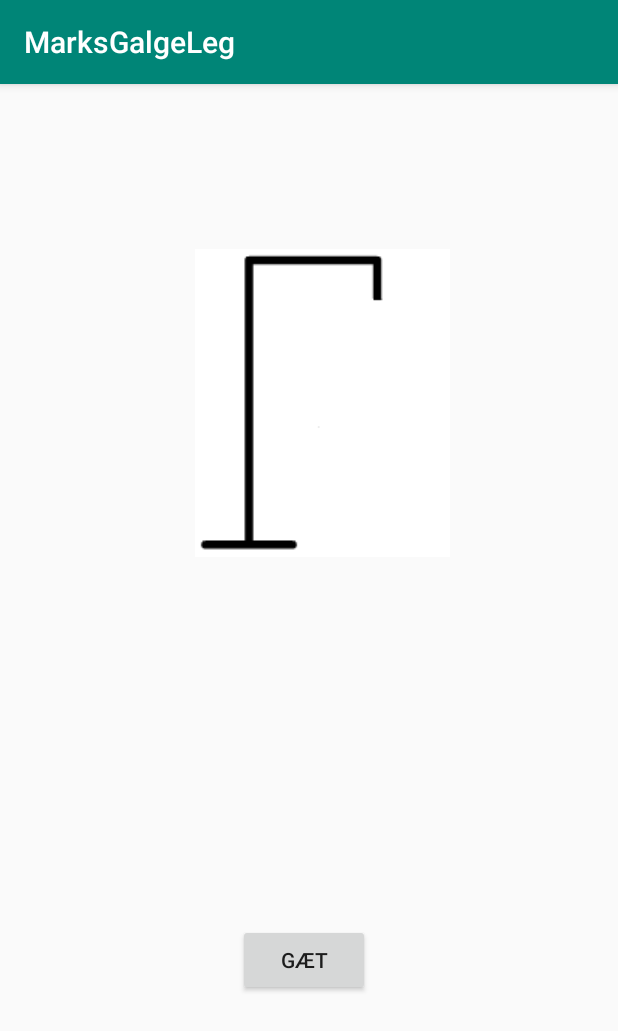
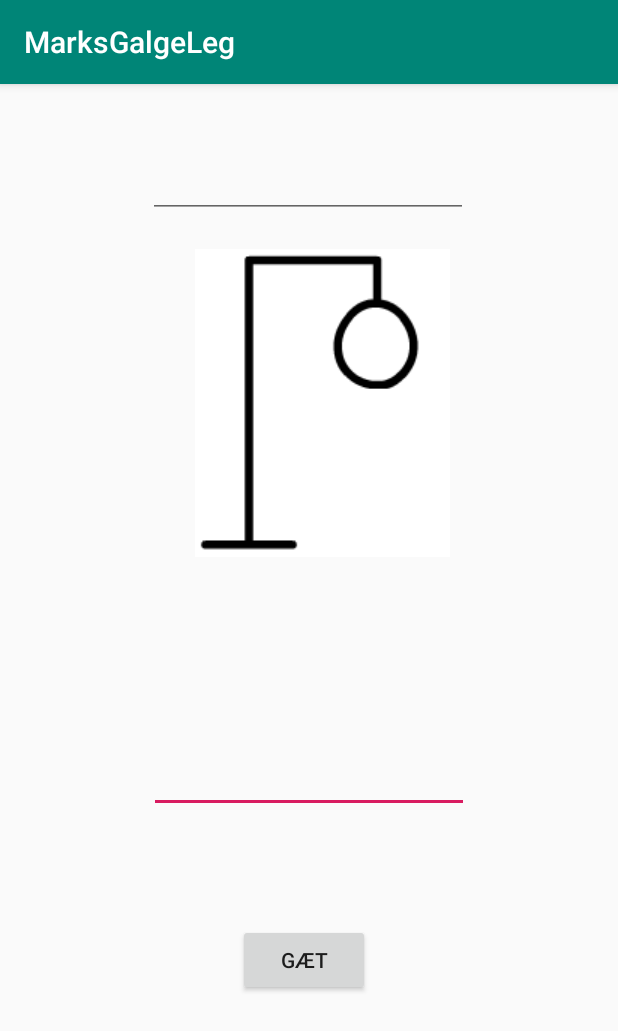
Before and after one commit to mcmalloy/MarksGalgeLeg, an Android app: the GameActivity screen opened directly, with no data from a screen before it, after a tap on "GÆT", on a phone screen of 412 x 824 dp. Shown: the top 1031 px of the screen. Run offline under Robolectric (Android 15) with nearby library versions, the phone set to English and light mode, and no system bars.

Commit message:
Added basic game logic functionality. Each letter guessed is displayed under the guess button.
Todo: Show the encrypted word and decrypt each correct letter guessed

```diff
--- a/app/src/main/java/com/example/marksgalgeleg/Galgelogik.java
+++ b/app/src/main/java/com/example/marksgalgeleg/Galgelogik.java
@@ -19,7 +19,7 @@ public class Galgelogik {
   private boolean sidsteBogstavVarKorrekt;
   private boolean spilletErVundet;
   private boolean spilletErTabt;
-
+  static boolean billedeSkift =true; // Bruges i appen til at vide om galgen skal opdateres
   public Galgelogik() {
     muligeOrd.add("bil");
     muligeOrd.add("computer");
@@ -92,6 +92,7 @@ public class Galgelogik {
   }
 
   public void gætBogstav(String bogstav) {
+
     if (bogstav.length() != 1) return;
     System.out.println("Der gættes på bogstavet: " + bogstav);
     if (brugteBogstaver.contains(bogstav)) return;
@@ -102,9 +103,11 @@ public class Galgelogik {
     if (ordet.contains(bogstav)) {
       sidsteBogstavVarKorrekt = true;
       System.out.println("Bogstavet var korrekt: " + bogstav);
+      billedeSkift =false;
     } else {
       // Vi gættede på et bogstav der ikke var i ordet.
       sidsteBogstavVarKorrekt = false;
+      billedeSkift =true;
       System.out.println("Bogstavet var IKKE korrekt: " + bogstav);
       antalForkerteBogstaver = antalForkerteBogstaver + 1;
       if (antalForkerteBogstaver > 6) {
@@ -112,6 +115,10 @@ public class Galgelogik {
       }
     }
     opdaterSynligtOrd();
+  }
+
+  public boolean skiftBillede(){
+    return billedeSkift;
   }
 
   public void logStatus() {
--- a/app/src/main/java/com/example/marksgalgeleg/GameActivity.java
+++ b/app/src/main/java/com/example/marksgalgeleg/GameActivity.java
@@ -1,14 +1,12 @@
 package com.example.marksgalgeleg;
-import android.content.Intent;
-import android.media.Image;
 import android.os.Bundle;
 import android.view.View;
 import android.widget.Button;
+import android.widget.EditText;
 import android.widget.ImageView;
+import android.widget.TextView;
 
 import androidx.appcompat.app.AppCompatActivity;
-
-import com.example.marksgalgeleg.Galgelogik;
 
 public class GameActivity extends AppCompatActivity {
 
@@ -24,29 +22,51 @@ public class GameActivity extends AppCompatActivity {
     protected void onCreate(Bundle savedInstanceState) {
 
         ImageView img;
-        int[] images = {R.drawable.galge,R.drawable.forkert1,R.drawable.forkert2,R.drawable.forkert3};
-        int currentImage;
+        final int[] images =
+                {
+                        R.drawable.galge,
+                        R.drawable.forkert1,
+                        R.drawable.forkert2,
+                        R.drawable.forkert3,
+                        R.drawable.forkert4,
+                        R.drawable.forkert5,
+                        R.drawable.forkert6
+                };
+        final int[] currentImage = {0};
 
         final Galgelogik spil = new Galgelogik();
+        System.out.println("Ordet i denne runde er: "+spil.getOrdet());
         spil.nulstil();
 
         super.onCreate(savedInstanceState);
         setContentView(R.layout.activity_second);
 
 
+        final EditText bogstavGættet = (EditText) findViewById(R.id.gætInputField);
+        final TextView brugteBogstaver = (TextView) findViewById(R.id.gættedeBogstaver);
+
+
         gætKnap = (Button) findViewById(R.id.GuessButton);
         // Capture button clicks
-        gætKnap.setOnClickListener(new View.OnClickListener() {
+        gætKnap.setOnClickListener(new View.OnClickListener() { // Lytter til når brugeren trykker på gæt knap.
+
             public void onClick(View arg0) {
 
-                 // spil.gætBogstav("2");
+                String gæt = String.valueOf(bogstavGættet.getText());
+                System.out.println("GÆTTET ER: "+gæt);
+                spil.gætBogstav(gæt);
 
+                brugteBogstaver.append(" "+gæt);
+                bogstavGættet.setText("");
+
+                if (currentImage[0]<=5 && spil.erSpilletSlut()!=true && spil.skiftBillede()==true) {
+                    ImageView image = (ImageView) findViewById(R.id.gameImage);
+                    image.setImageResource(images[++currentImage[0]]);
+                    System.out.println("SKIFTER BILLEDE");
+                }
             }
         });
 
     }
 
-
-
-
 }
--- a/app/src/main/res/layout/activity_second.xml
+++ b/app/src/main/res/layout/activity_second.xml
@@ -7,7 +7,7 @@
     tools:context=".GameActivity">
 
     <ImageView
-        android:id="@+id/imageView"
+        android:id="@+id/gameImage"
         android:layout_width="170dp"
         android:layout_height="0dp"
         android:layout_marginStart="130dp"
@@ -32,4 +32,43 @@
         app:layout_constraintHorizontal_bias="1.0"
         app:layout_constraintStart_toStartOf="parent" />
 
+    <EditText
+        android:id="@+id/gætInputField"
+        android:layout_width="wrap_content"
+        android:layout_height="wrap_content"
+        android:layout_marginStart="99dp"
+        android:layout_marginEnd="99dp"
+        android:layout_marginBottom="74dp"
+        android:ems="10"
+        android:inputType="textPersonName"
+        app:layout_constraintBottom_toTopOf="@+id/GuessButton"
+        app:layout_constraintEnd_toEndOf="parent"
+        app:layout_constraintStart_toStartOf="parent" />
+
+    <EditText
+        android:id="@+id/synligtord"
+        android:layout_width="wrap_content"
+        android:layout_height="wrap_content"
+        android:layout_marginStart="98dp"
+        android:layout_marginTop="44dp"
+        android:layout_marginEnd="100dp"
+        android:layout_marginBottom="21dp"
+        android:ems="10"
+        android:inputType="textPassword"
+        app:layout_constraintBottom_toTopOf="@+id/gameImage"
+        app:layout_constraintEnd_toEndOf="parent"
+        app:layout_constraintStart_toStartOf="parent"
+        app:layout_constraintTop_toTopOf="parent" />
+
+    <TextView
+        android:id="@+id/gættedeBogstaver"
+        android:layout_width="161dp"
+        android:layout_height="36dp"
+        android:layout_marginStart="125dp"
+        android:layout_marginTop="42dp"
+        android:layout_marginEnd="125dp"
+        app:layout_constraintEnd_toEndOf="parent"
+        app:layout_constraintStart_toStartOf="parent"
+        app:layout_constraintTop_toBottomOf="@+id/GuessButton" />
+
 </androidx.constraintlayout.widget.ConstraintLayout>
```
